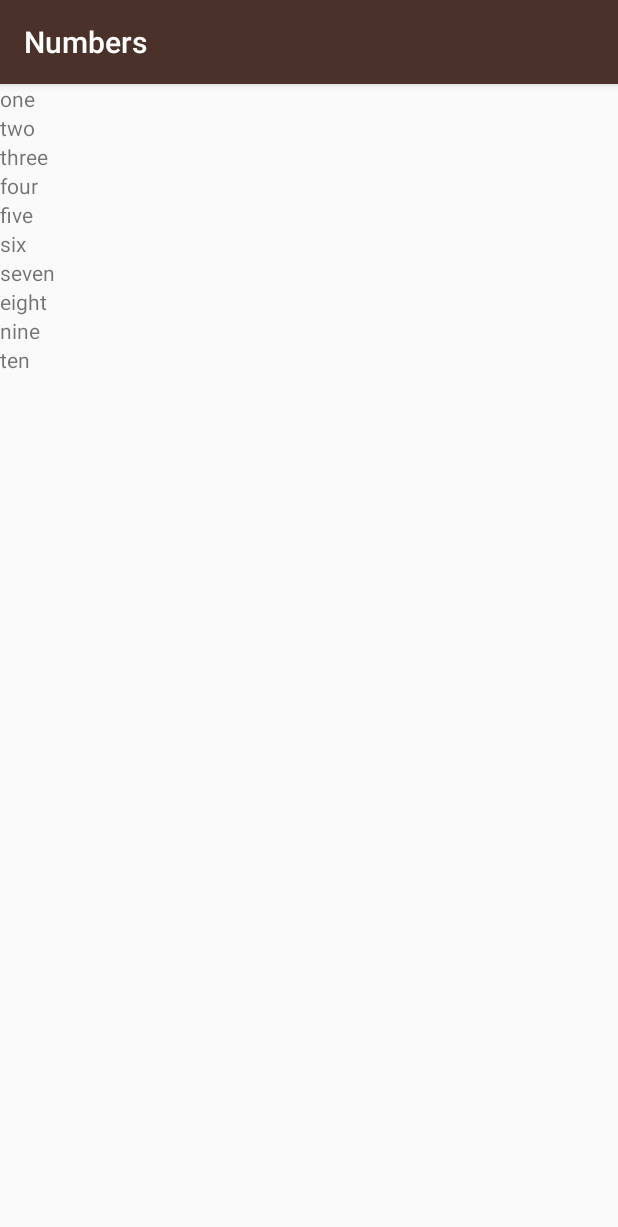
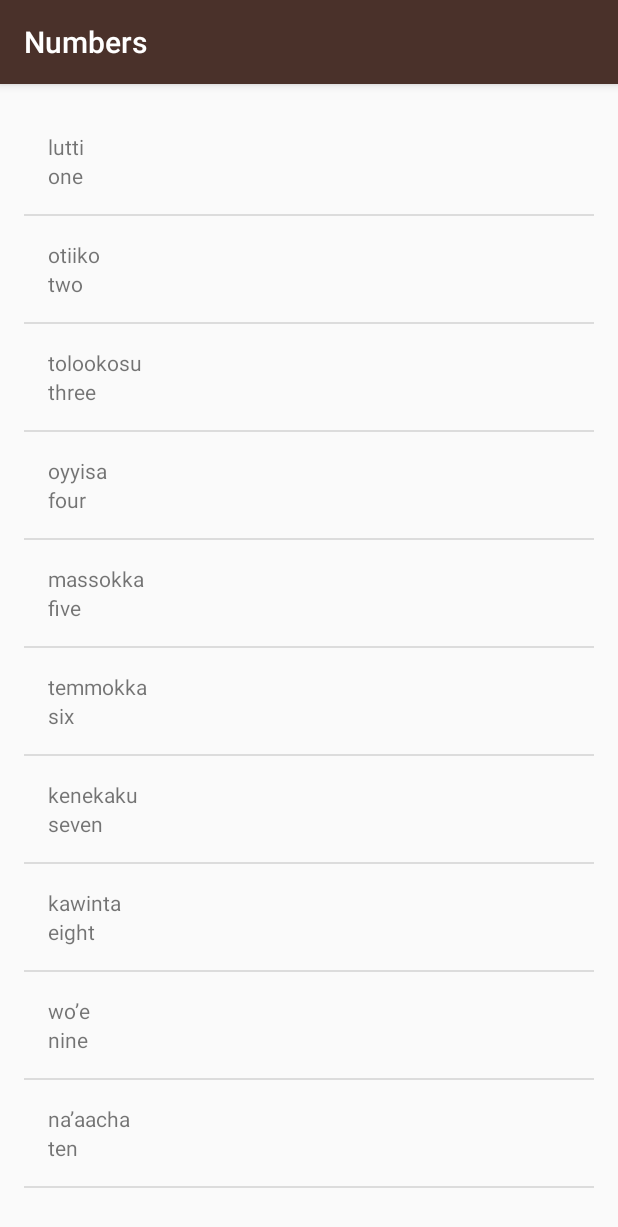
Before and after one commit to Dude-Bear/miwok-app, an Android app: the screen it shows after launch (NumbersActivity), after a tap on "Numbers", on a phone screen of 412 x 824 dp. Shown: the top 1227 px of the screen. Run offline under Robolectric (Android 15) with nearby library versions, the phone set to English and light mode, and no system bars.

Commit message:
- added a ListView and a custom ArrayAdapter  - added english and miwok words

```diff
--- a/app/src/main/java/com/example/android/miwok/NumbersActivity.java
+++ b/app/src/main/java/com/example/android/miwok/NumbersActivity.java
@@ -2,8 +2,7 @@ package com.example.android.miwok;
 
 import android.os.Bundle;
 import android.support.v7.app.AppCompatActivity;
-import android.widget.LinearLayout;
-import android.widget.TextView;
+import android.widget.ListView;
 
 import java.util.ArrayList;
 
@@ -12,42 +11,37 @@ public class NumbersActivity extends AppCompatActivity {
     @Override
     protected void onCreate(Bundle savedInstanceState) {
         super.onCreate(savedInstanceState);
-        setContentView(R.layout.activity_numbers);
+        setContentView(R.layout.word_list);
 
-        ArrayList<String> words = new ArrayList<String>();
-        words.add("one");
-        words.add("two");
-        words.add("three");
-        words.add("four");
-        words.add("five");
-        words.add("six");
-        words.add("seven");
-        words.add("eight");
-        words.add("nine");
-        words.add("ten");
+        ArrayList<Word> words = new ArrayList<Word>();
+        words.add(new Word("one", "lutti"));
+        words.add(new Word("two", "otiiko"));
+        words.add(new Word("three", "tolookosu"));
+        words.add(new Word("four", "oyyisa"));
+        words.add(new Word("five", "massokka"));
+        words.add(new Word("six", "temmokka"));
+        words.add(new Word("seven", "kenekaku"));
+        words.add(new Word("eight", "kawinta"));
+        words.add(new Word("nine", "wo’e"));
+        words.add(new Word("ten", "na’aacha"));
+
 
         //    // Verify the contents of the array by printing out each array element to the logs
         //    for (int i = 0; i < words.size(); i++) {
         //    Log.v("NumbersActivity", "Word at index " + i + ": " + words.get(i));
         //        }
 
-        // Find the root view so we can add child views to it
-        LinearLayout rootView = (LinearLayout) findViewById(R.id.rootView);
+        // Create an {@link WordAdapter}, whose data source is a list of {@link Word}s. The
+        // adapter knows how to create list items for each item in the list.
+        WordAdapter adapter = new WordAdapter(this, words);
 
+        // Find the {@link ListView} object in the view hierarchy of the {@link Activity}.
+        // There should be a {@link ListView} with the view ID called list, which is declared in the
+        // word_list.xml file.
+        ListView listView = (ListView) findViewById(R.id.list);
 
-        // Keep looping until we've reached the end of the list (which means keep looping
-        // as long as the current index position is less than the length of the list).
-        // The index variable keeps track of our current position in the list and
-        // increments by 1 each time the code in the loop is executed.
-        for (int index = 0; index < words.size(); index++) {
-            // Create a new TextView
-            TextView wordView = new TextView(this);
-
-            // Set the text to be word at the current index
-            wordView.setText(words.get(index));
-
-            // Add this TextView as another child to the root view of this layout
-            rootView.addView(wordView);
-        }
+        // Make the {@link ListView} use the {@link WordAdapter} we created above, so that the
+        // {@link ListView} will display list items for each {@link Word} in the list.
+        listView.setAdapter(adapter);
     }
 }
--- /dev/null
+++ b/app/src/main/java/com/example/android/miwok/Word.java
@@ -0,0 +1,47 @@
+package com.example.android.miwok;
+
+/**
+ * Created by Bjoer on 02.03.2018.
+ * <p>
+ * {@link Word} represents a vocabulary word that the user wants to learn.
+ * It contains a default translation and a Miwok translation for that word.
+ */
+public class Word {
+
+    /**
+     * Default translation for the word
+     */
+    private String mDefaultTranslation;
+
+    /**
+     * Miwok translation for the word
+     */
+    private String mMiwokTranslation;
+
+    /**
+     * Create a new Word object.
+     *
+     * @param defaultTranslation is the word in a language that the user is already familiar with
+     *                           (such as English)
+     * @param miwokTranslation   is the word in the Miwok language
+     */
+    public Word(String defaultTranslation, String miwokTranslation) {
+        mDefaultTranslation = defaultTranslation;
+        mMiwokTranslation = miwokTranslation;
+    }
+
+    /**
+     * Get the default translation of the word.
+     */
+    public String getDefaultTranslation() {
+        return mDefaultTranslation;
+    }
+
+    /**
+     * Get the Miwok translation of the word.
+     */
+    public String getMiwokTranslation() {
+        return mMiwokTranslation;
+    }
+
+}
--- /dev/null
+++ b/app/src/main/java/com/example/android/miwok/WordAdapter.java
@@ -0,0 +1,83 @@
+package com.example.android.miwok;
+
+import android.app.Activity;
+import android.view.LayoutInflater;
+import android.view.View;
+import android.view.ViewGroup;
+import android.widget.ArrayAdapter;
+import android.widget.ImageView;
+import android.widget.TextView;
+
+import java.util.ArrayList;
+
+/**
+ * Created by Bjoer on 02.03.2018.
+* {@link WordAdapter} is an {@link ArrayAdapter} that can provide the layout for each list
+* based on a data source, which is a list of {@link Word} objects.
+* */
+
+public class WordAdapter extends ArrayAdapter<Word> {
+
+    private static final String LOG_TAG = WordAdapter.class.getSimpleName();
+
+    /**
+     * This is our own custom constructor (it doesn't mirror a superclass constructor).
+     * The context is used to inflate the layout file, and the list is the data we want
+     * to populate into the lists.
+     *
+     * @param context        The current context. Used to inflate the layout file.
+     * @param words A List of AndroidFlavor objects to display in a list
+     */
+    public WordAdapter(Activity context, ArrayList<Word> words) {
+        // Here, we initialize the ArrayAdapter's internal storage for the context and the list.
+        // the second argument is used when the ArrayAdapter is populating a single TextView.
+        // Because this is a custom adapter for two TextViews and an ImageView, the adapter is not
+        // going to use this second argument, so it can be any value. Here, we used 0.
+        super(context, 0, words);
+    }
+
+    /**
+     * Provides a view for an AdapterView (ListView, GridView, etc.)
+     *
+     * @param position The position in the list of data that should be displayed in the
+     *                 list item view.
+     * @param convertView The recycled view to populate.
+     * @param parent The parent ViewGroup that is used for inflation.
+     * @return The View for the position in the AdapterView.
+     */
+    @Override
+    public View getView(int position, View convertView, ViewGroup parent) {
+        // Check if the existing view is being reused, otherwise inflate the view
+        View listItemView = convertView;
+        if(listItemView == null) {
+            listItemView = LayoutInflater.from(getContext()).inflate(
+                    R.layout.list_item, parent, false);
+        }
+
+        // Get the {@link AndroidFlavor} object located at this position in the list
+        Word currentWord = getItem(position);
+
+        // Find the TextView in the list_item.xml layout with the ID default_text_view
+        TextView defaultWordTextView = (TextView) listItemView.findViewById(R.id.default_text_view);
+        // Get the word from the current Word object and
+        // set this text on the name TextView
+        defaultWordTextView.setText(currentWord.getDefaultTranslation());
+
+        // Find the TextView in the list_item.xml layout with the ID miwok_text_view
+        TextView miwokTextView = (TextView) listItemView.findViewById(R.id.miwok_text_view);
+        // Get the version number from the current AndroidFlavor object and
+        // set this text on the number TextView
+        miwokTextView.setText(currentWord.getMiwokTranslation());
+
+        //        // Find the ImageView in the list_item.xml layout with the ID list_item_icon
+        //        ImageView iconView = (ImageView) listItemView.findViewById(R.id.list_item_icon);
+        //        // Get the image resource ID from the current AndroidFlavor object and
+        //        // set the image to iconView
+        //        iconView.setImageResource(currentWord.getImageResourceId());
+
+        // Return the whole list item layout (containing 2 TextViews and an ImageView)
+        // so that it can be shown in the ListView
+        return listItemView;
+    }
+
+}
--- a/app/src/main/res/layout/activity_numbers.xml
+++ /dev/null
@@ -1,10 +0,0 @@
-<?xml version="1.0" encoding="utf-8"?>
-<LinearLayout xmlns:android="http://schemas.android.com/apk/res/android"
-    xmlns:tools="http://schemas.android.com/tools"
-    android:id="@+id/rootView"
-    android:layout_width="match_parent"
-    android:layout_height="match_parent"
-    android:orientation="vertical"
-    tools:context="com.example.android.miwok.NumbersActivity">
-
-</LinearLayout>
--- /dev/null
+++ b/app/src/main/res/layout/list_item.xml
@@ -0,0 +1,21 @@
+<?xml version="1.0" encoding="utf-8"?>
+<LinearLayout xmlns:android="http://schemas.android.com/apk/res/android"
+    xmlns:tools="http://schemas.android.com/tools"
+    android:id="@+id/list_item"
+    android:layout_width="match_parent"
+    android:layout_height="match_parent"
+    android:orientation="vertical"
+    android:padding="16dp">
+
+    <TextView
+        android:id="@+id/miwok_text_view"
+        android:layout_width="wrap_content"
+        android:layout_height="wrap_content"
+        tools:text="lutti" />
+
+    <TextView
+        android:id="@+id/default_text_view"
+        android:layout_width="wrap_content"
+        android:layout_height="wrap_content"
+        tools:text="one" />
+</LinearLayout>
--- /dev/null
+++ b/app/src/main/res/layout/word_list.xml
@@ -0,0 +1,12 @@
+<?xml version="1.0" encoding="utf-8"?>
+<ListView xmlns:android="http://schemas.android.com/apk/res/android"
+    xmlns:tools="http://schemas.android.com/tools"
+    android:id="@+id/list"
+    android:orientation="vertical"
+    android:layout_width="match_parent"
+    android:layout_height="match_parent"
+    android:paddingBottom="@dimen/activity_vertical_margin"
+    android:paddingLeft="@dimen/activity_horizontal_margin"
+    android:paddingRight="@dimen/activity_horizontal_margin"
+    android:paddingTop="@dimen/activity_vertical_margin"
+    tools:context="com.example.android.miwok.NumbersActivity"/>
```
Also changed, not shown: app/src/main/java/com/example/android/miwok/ColorsActivity.java (+35 -2 lines), app/src/main/java/com/example/android/miwok/FamilyActivity.java (+36 -2 lines), app/src/main/java/com/example/android/miwok/PhrasesActivity.java (+36 -2 lines).
